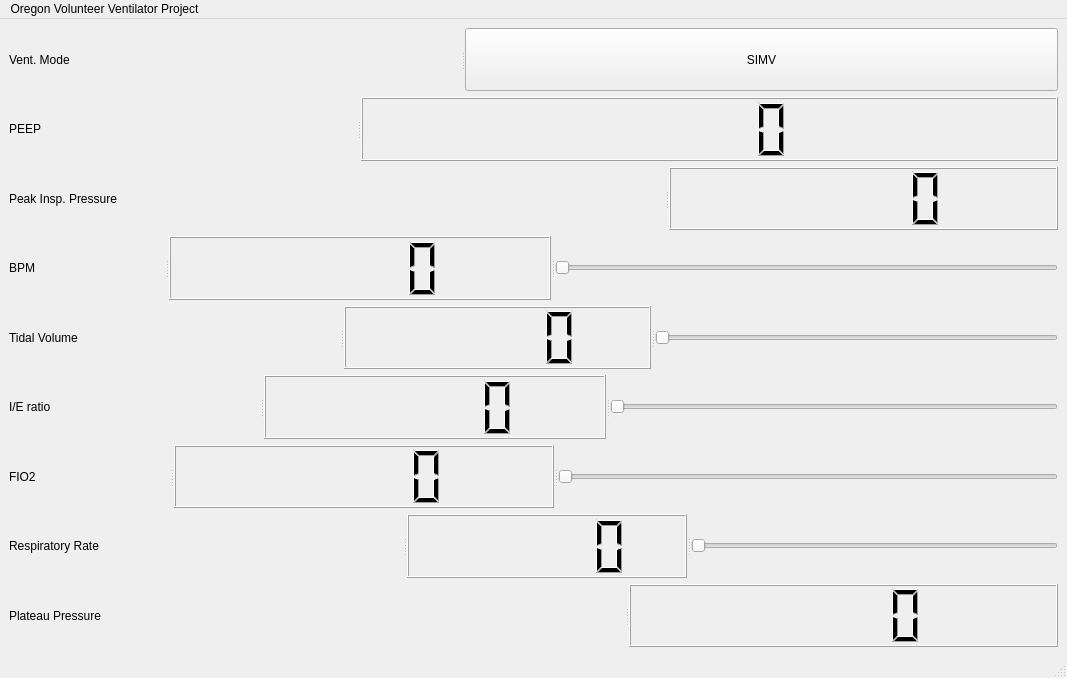
Old version of the form mainwindow.ui in the repository OVVE/software-ui.
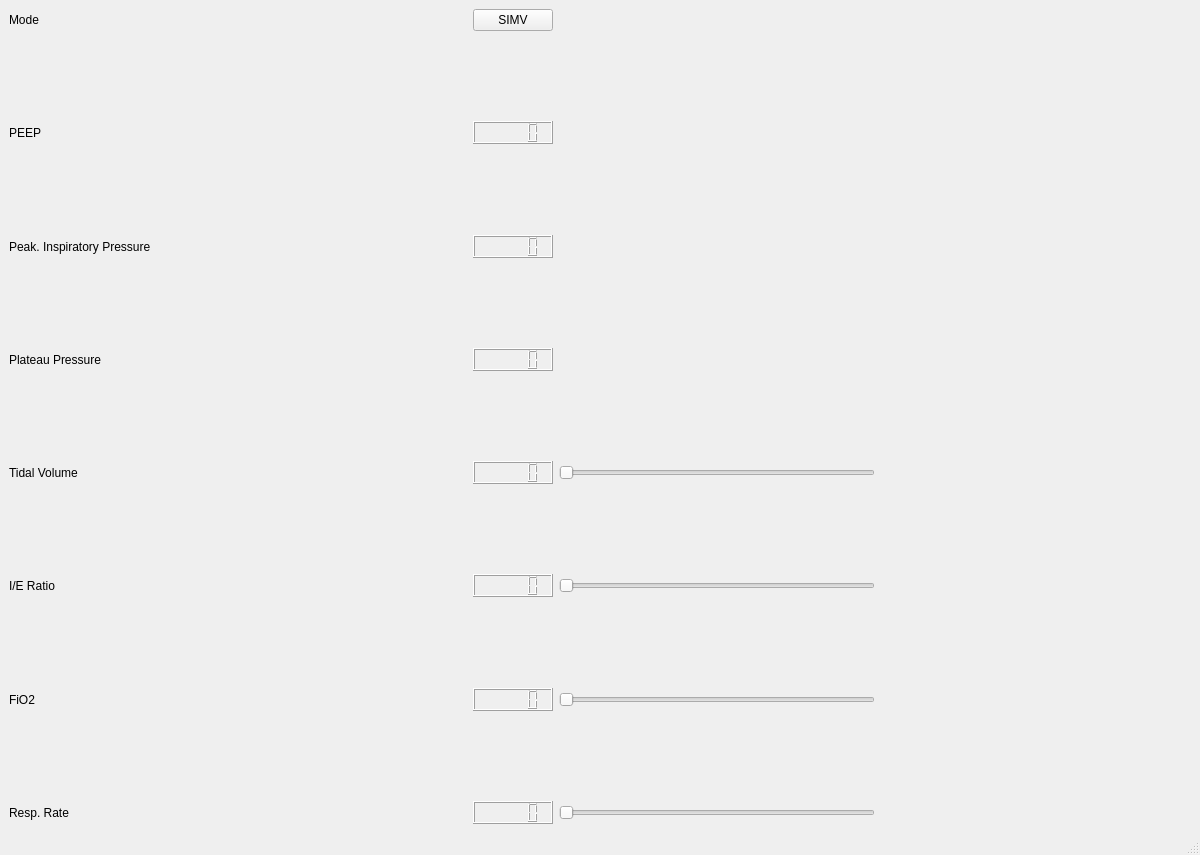
New version of the form.

Commit message: Avi Gupta 3/27 15:30 PDT Commit - Removed BPM slider and value (redundant to Resp. Rate) - Rebuilt UI on grid layout (which should fix resizing)

```diff
--- a/mainwindow.ui
+++ b/mainwindow.ui
@@ -6,195 +6,338 @@
    <rect>
     <x>0</x>
     <y>0</y>
-    <width>1067</width>
-    <height>678</height>
+    <width>1200</width>
+    <height>855</height>
    </rect>
   </property>
-  <property name="sizePolicy">
-   <sizepolicy hsizetype="Fixed" vsizetype="Fixed">
-    <horstretch>0</horstretch>
-    <verstretch>0</verstretch>
-   </sizepolicy>
-  </property>
   <property name="windowTitle">
    <string>MainWindow</string>
   </property>
   <widget class="QWidget" name="centralwidget">
    <layout class="QGridLayout" name="gridLayout">
-    <item row="7" column="0">
-     <widget class="QSplitter" name="splitter_8">
+    <item row="9" column="2">
+     <spacer name="verticalSpacer_7">
       <property name="orientation">
-       <enum>Qt::Horizontal</enum>
+       <enum>Qt::Vertical</enum>
       </property>
-      <widget class="QLabel" name="resp_rate_label">
-       <property name="layoutDirection">
-        <enum>Qt::LeftToRight</enum>
-       </property>
-       <property name="text">
-        <string>Respiratory Rate</string>
-       </property>
-      </widget>
-      <widget class="QLCDNumber" name="resp_rate_lcd">
-       <property name="layoutDirection">
-        <enum>Qt::LeftToRight</enum>
-       </property>
-      </widget>
-      <widget class="QSlider" name="resp_rate_slider">
-       <property name="layoutDirection">
-        <enum>Qt::LeftToRight</enum>
-       </property>
-       <property name="orientation">
-        <enum>Qt::Horizontal</enum>
-       </property>
-      </widget> 
-     </widget>
+      <property name="sizeHint" stdset="0">
+       <size>
+        <width>20</width>
+        <height>40</height>
+       </size>
+      </property>
+     </spacer>
     </item>
-    <item row="8" column="0">
-     <widget class="QSplitter" name="splitter_3">
+    <item row="11" column="2">
+     <spacer name="verticalSpacer_8">
       <property name="orientation">
-       <enum>Qt::Horizontal</enum>
+       <enum>Qt::Vertical</enum>
       </property>
-      <widget class="QLabel" name="plateau_press_label">
-       <property name="text">
-        <string>Plateau Pressure</string>
-       </property>
-      </widget>
-      <widget class="QLCDNumber" name="plateau_press_lcd"/>
-     </widget>
+      <property name="sizeHint" stdset="0">
+       <size>
+        <width>20</width>
+        <height>40</height>
+       </size>
+      </property>
+     </spacer>
     </item>
-    <item row="6" column="0">
-     <widget class="QSplitter" name="splitter_2">
+    <item row="10" column="2">
+     <widget class="QLCDNumber" name="ie_lcd"/>
+    </item>
+    <item row="3" column="2">
+     <spacer name="verticalSpacer">
       <property name="orientation">
-       <enum>Qt::Horizontal</enum>
+       <enum>Qt::Vertical</enum>
       </property>
-      <widget class="QLabel" name="fio2_label">
-       <property name="text">
-        <string>FIO2</string>
-       </property>
-      </widget>
-      <widget class="QLCDNumber" name="fio2_lcd"/>
-      <widget class="QSlider" name="fio2_slider">
-       <property name="orientation">
-        <enum>Qt::Horizontal</enum>
-       </property>
-      </widget>
-     </widget>
+      <property name="sizeHint" stdset="0">
+       <size>
+        <width>20</width>
+        <height>40</height>
+       </size>
+      </property>
+     </spacer>
     </item>
-    <item row="4" column="0">
-     <widget class="QSplitter" name="splitter_9">
-      <property name="orientation">
-       <enum>Qt::Horizontal</enum>
+    <item row="12" column="0">
+     <widget class="QLabel" name="fio2_label">
+      <property name="text">
+       <string>FiO2</string>
       </property>
-      <widget class="QLabel" name="tv_label">
-       <property name="text">
-        <string>Tidal Volume</string>
-       </property>
-      </widget>
-      <widget class="QLCDNumber" name="tv_lcd"/>
-      <widget class="QSlider" name="tv_slider">
-       <property name="orientation">
-        <enum>Qt::Horizontal</enum>
-       </property>
-      </widget>
      </widget>
     </item>
-    <item row="5" column="0">
-     <widget class="QSplitter" name="splitter_4">
+    <item row="1" column="2">
+     <spacer name="verticalSpacer_4">
       <property name="orientation">
-       <enum>Qt::Horizontal</enum>
+       <enum>Qt::Vertical</enum>
       </property>
-      
-       <widget class="QLabel" name="ie_label">
-        <property name="geometry">
-         <rect>
-          <x>0</x>
-          <y>0</y>
-          <width>47</width>
-          <height>16</height>
-         </rect>
-        </property>
-        <property name="text">
-         <string>I/E ratio</string>
-        </property>
-       </widget>
-      <widget class="QLCDNumber" name="ie_lcd"/>
-      <widget class="QSlider" name="ie_slider">
-       <property name="orientation">
-        <enum>Qt::Horizontal</enum>
-       </property>
-       </widget>
+      <property name="sizeHint" stdset="0">
+       <size>
+        <width>20</width>
+        <height>40</height>
+       </size>
+      </property>
+     </spacer>
+    </item>
+    <item row="2" column="2">
+     <widget class="QLCDNumber" name="peep_lcd"/>
+    </item>
+    <item row="12" column="2">
+     <widget class="QLCDNumber" name="fio2_lcd"/>
+    </item>
+    <item row="0" column="2">
+     <widget class="QPushButton" name="mode_button">
+      <property name="text">
+       <string>SIMV</string>
+      </property>
+      <property name="checkable">
+       <bool>true</bool>
+      </property>
      </widget>
     </item>
     <item row="0" column="0">
-     <widget class="QSplitter" name="splitter_5">
-      <property name="orientation">
-       <enum>Qt::Horizontal</enum>
+     <widget class="QLabel" name="mode_label">
+      <property name="text">
+       <string>Mode</string>
       </property>
-      <widget class="QLabel" name="mode_label">
-       <property name="text">
-        <string>Vent. Mode</string>
-       </property>
-      </widget>
-      <widget class="QPushButton" name="mode_button">
-       <property name="text">
-        <string>SIMV</string>
-       </property>
-       <property name="checkable">
-        <bool>true</bool>
-       </property>
-      </widget>
      </widget>
     </item>
-    <item row="1" column="0">
-     <widget class="QSplitter" name="splitter_6">
-      <property name="orientation">
-       <enum>Qt::Horizontal</enum>
+    <item row="4" column="0">
+     <widget class="QLabel" name="peak_press_label">
+      <property name="text">
+       <string>Peak. Inspiratory Pressure</string>
       </property>
-      <widget class="QLabel" name="peep_label">
-       <property name="text">
-        <string>PEEP</string>
-       </property>
-      </widget>
-      <widget class="QLCDNumber" name="peep_lcd"/>
      </widget>
     </item>
+    <item row="4" column="2">
+     <widget class="QLCDNumber" name="peak_press_lcd"/>
+    </item>
     <item row="2" column="0">
-     <widget class="QSplitter" name="splitter_7">
+     <widget class="QLabel" name="peep_label">
+      <property name="text">
+       <string>PEEP</string>
+      </property>
+     </widget>
+    </item>
+    <item row="8" column="3">
+     <widget class="QSlider" name="tv_slider">
       <property name="orientation">
        <enum>Qt::Horizontal</enum>
       </property>
-      <widget class="QLabel" name="peak_press_label">
-       <property name="text">
-        <string>Peak Insp. Pressure</string>
-       </property>
-      </widget>
-      <widget class="QLCDNumber" name="peak_press_lcd"/>
      </widget>
     </item>
-    <item row="3" column="0">
-     <widget class="QSplitter" name="splitter">
+    <item row="13" column="2">
+     <spacer name="verticalSpacer_3">
       <property name="orientation">
+       <enum>Qt::Vertical</enum>
+      </property>
+      <property name="sizeHint" stdset="0">
+       <size>
+        <width>20</width>
+        <height>40</height>
+       </size>
+      </property>
+     </spacer>
+    </item>
+    <item row="6" column="2">
+     <widget class="QLCDNumber" name="plateau_press_lcd"/>
+    </item>
+    <item row="4" column="1">
+     <spacer name="peak_press_spacer">
+      <property name="orientation">
        <enum>Qt::Horizontal</enum>
       </property>
-      <widget class="QLabel" name="bpm_label">
-       <property name="text">
-        <string>BPM</string>
-       </property>
-      </widget>
-       <widget class="QLCDNumber" name="bpm_lcd"/>
-      <widget class="QSlider" name="bpm_slider">
-       <property name="sizePolicy">
-        <sizepolicy hsizetype="Expanding" vsizetype="Fixed">
-         <horstretch>0</horstretch>
-         <verstretch>0</verstretch>
-        </sizepolicy>
-       </property>
-       <property name="orientation">
-        <enum>Qt::Horizontal</enum>
-       </property>
-      </widget>
+      <property name="sizeHint" stdset="0">
+       <size>
+        <width>40</width>
+        <height>20</height>
+       </size>
+      </property>
+     </spacer>
+    </item>
+    <item row="2" column="1">
+     <spacer name="peep_spacer">
+      <property name="orientation">
+       <enum>Qt::Horizontal</enum>
+      </property>
+      <property name="sizeHint" stdset="0">
+       <size>
+        <width>40</width>
+        <height>20</height>
+       </size>
+      </property>
+     </spacer>
+    </item>
+    <item row="0" column="1">
+     <spacer name="mode_spacer">
+      <property name="orientation">
+       <enum>Qt::Horizontal</enum>
+      </property>
+      <property name="sizeHint" stdset="0">
+       <size>
+        <width>40</width>
+        <height>20</height>
+       </size>
+      </property>
+     </spacer>
+    </item>
+    <item row="8" column="1">
+     <spacer name="tv_spacer">
+      <property name="orientation">
+       <enum>Qt::Horizontal</enum>
+      </property>
+      <property name="sizeHint" stdset="0">
+       <size>
+        <width>40</width>
+        <height>20</height>
+       </size>
+      </property>
+     </spacer>
+    </item>
+    <item row="10" column="1">
+     <spacer name="ie_spacer">
+      <property name="orientation">
+       <enum>Qt::Horizontal</enum>
+      </property>
+      <property name="sizeHint" stdset="0">
+       <size>
+        <width>40</width>
+        <height>20</height>
+       </size>
+      </property>
+     </spacer>
+    </item>
+    <item row="12" column="1">
+     <spacer name="fio2_spacer">
+      <property name="orientation">
+       <enum>Qt::Horizontal</enum>
+      </property>
+      <property name="sizeHint" stdset="0">
+       <size>
+        <width>40</width>
+        <height>20</height>
+       </size>
+      </property>
+     </spacer>
+    </item>
+    <item row="14" column="1">
+     <spacer name="resp_rate_spacer">
+      <property name="orientation">
+       <enum>Qt::Horizontal</enum>
+      </property>
+      <property name="sizeHint" stdset="0">
+       <size>
+        <width>40</width>
+        <height>20</height>
+       </size>
+      </property>
+     </spacer>
+    </item>
+    <item row="7" column="2">
+     <spacer name="verticalSpacer_6">
+      <property name="orientation">
+       <enum>Qt::Vertical</enum>
+      </property>
+      <property name="sizeHint" stdset="0">
+       <size>
+        <width>20</width>
+        <height>40</height>
+       </size>
+      </property>
+     </spacer>
+    </item>
+    <item row="12" column="3">
+     <widget class="QSlider" name="fio2_slider">
+      <property name="orientation">
+       <enum>Qt::Horizontal</enum>
+      </property>
      </widget>
     </item>
+    <item row="10" column="0">
+     <widget class="QLabel" name="ie_label">
+      <property name="text">
+       <string>I/E Ratio</string>
+      </property>
+     </widget>
+    </item>
+    <item row="10" column="3">
+     <widget class="QSlider" name="ie_slider">
+      <property name="orientation">
+       <enum>Qt::Horizontal</enum>
+      </property>
+     </widget>
+    </item>
+    <item row="14" column="0">
+     <widget class="QLabel" name="resp_rate_label">
+      <property name="text">
+       <string>Resp. Rate</string>
+      </property>
+     </widget>
+    </item>
+    <item row="14" column="3">
+     <widget class="QSlider" name="resp_rate_slider">
+      <property name="orientation">
+       <enum>Qt::Horizontal</enum>
+      </property>
+     </widget>
+    </item>
+    <item row="5" column="2">
+     <spacer name="verticalSpacer_2">
+      <property name="orientation">
+       <enum>Qt::Vertical</enum>
+      </property>
+      <property name="sizeHint" stdset="0">
+       <size>
+        <width>20</width>
+        <height>40</height>
+       </size>
+      </property>
+     </spacer>
+    </item>
+    <item row="14" column="2">
+     <widget class="QLCDNumber" name="resp_rate_lcd"/>
+    </item>
+    <item row="8" column="2">
+     <widget class="QLCDNumber" name="tv_lcd"/>
+    </item>
+    <item row="6" column="0">
+     <widget class="QLabel" name="plateau_press_label">
+      <property name="text">
+       <string>Plateau Pressure</string>
+      </property>
+     </widget>
+    </item>
+    <item row="8" column="0">
+     <widget class="QLabel" name="tv_label">
+      <property name="text">
+       <string>Tidal Volume</string>
+      </property>
+     </widget>
+    </item>
+    <item row="14" column="4">
+     <spacer name="out_spacer">
+      <property name="orientation">
+       <enum>Qt::Horizontal</enum>
+      </property>
+      <property name="sizeHint" stdset="0">
+       <size>
+        <width>40</width>
+        <height>20</height>
+       </size>
+      </property>
+     </spacer>
+    </item>
+    <item row="6" column="1">
+     <spacer name="plateau_press_spacer">
+      <property name="orientation">
+       <enum>Qt::Horizontal</enum>
+      </property>
+      <property name="sizeHint" stdset="0">
+       <size>
+        <width>40</width>
+        <height>20</height>
+       </size>
+      </property>
+     </spacer>
+    </item>
    </layout>
   </widget>
   <widget class="QMenuBar" name="menubar">
@@ -202,16 +345,10 @@
     <rect>
      <x>0</x>
      <y>0</y>
-     <width>1067</width>
+     <width>1200</width>
      <height>22</height>
     </rect>
    </property>
-   <widget class="QMenu" name="menuAqualung">
-    <property name="title">
-     <string>Oregon Volunteer Ventilator Project</string>
-    </property>
-   </widget>
-   <addaction name="menuAqualung"/>
   </widget>
   <widget class="QStatusBar" name="statusbar"/>
  </widget>
```
The commit also changes 3 other files.
